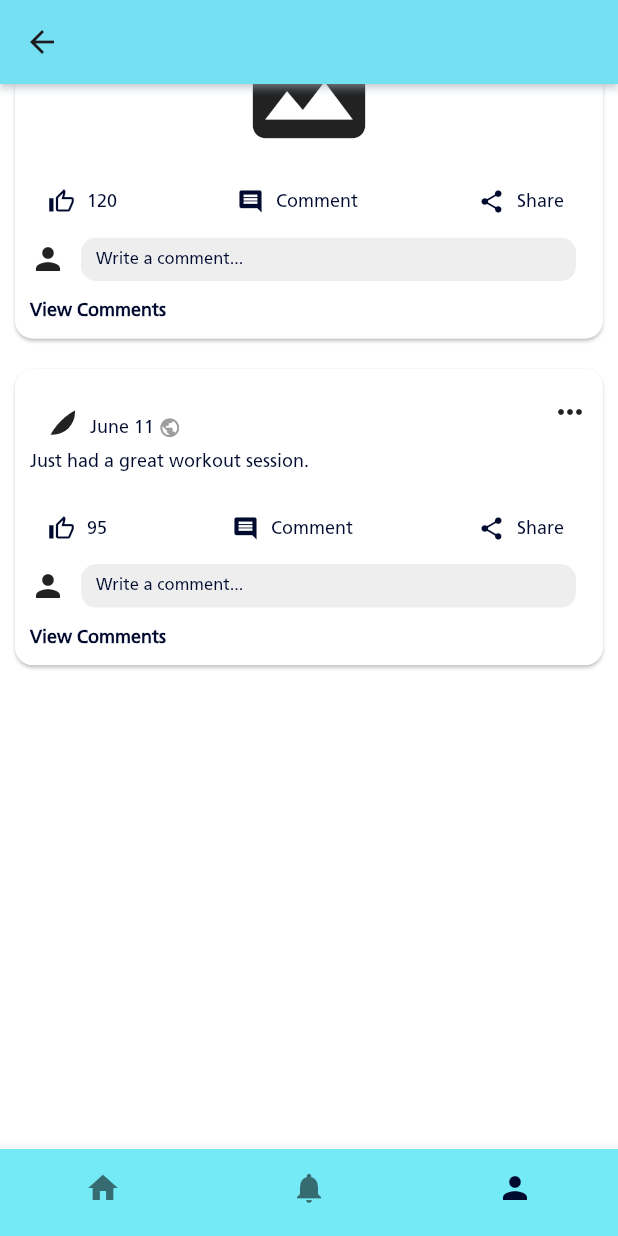
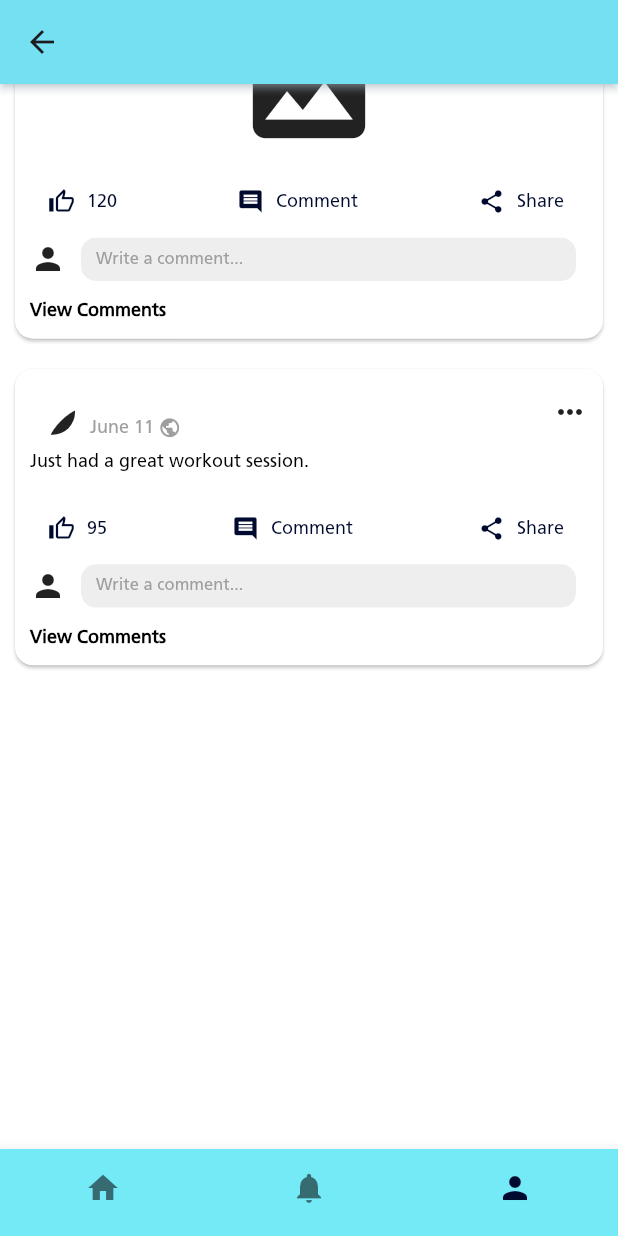
Before and after one commit to Seanador/morales_mobprog, a Flutter app: the HomeScreen screen opened by its route, item 3 of the bottom bar chosen, scrolled down 576 dp, on a phone screen of 412 x 824 dp. Run offline on Flutter 3.47's test engine with Material 3 defaults, Android fonts, the light colour scheme and no system bars; drawn by our look-alikes of cached_network_image; our stand-ins replace carousel_slider, flutter_screenutil; network calls fail.

Commit message:
Laboratory 7 All Enhancements Complete

```diff
--- a/lib/screens/profile_screen.dart
+++ b/lib/screens/profile_screen.dart
@@ -70,7 +70,7 @@ class _ProfileScreenState extends State<ProfileScreen> {
                           backgroundColor: Colors.white,
                           child: CachedNetworkImage(
                             imageUrl:
-                                'https://scontent.fmnl9-3.fna.fbcdn.net/v/t39.30808-6/619113350_1499222955539380_5128686072145000426_n.jpg?stp=cp6_dst-jpg_tt6&_nc_cat=100&ccb=1-7&_nc_sid=6ee11a&_nc_eui2=AeFFUoO5KtbMJ2Wp0DZrS_prHm-eyWo16vseb57JajXq-z8xWKmKAmM1d-JH2Uy7LMAQOISwEAsSj9yw0NQXS1Kv&_nc_ohc=MsokFG1hdoIQ7kNvwEPg6_Z&_nc_oc=AdkdMT8ttrPng9mqr4Sun5QFkvlJgo2g5RbK-483stYr-57rQOx5HXDzAf4pHgddQ3o&_nc_zt=23&_nc_ht=scontent.fmnl9-3.fna&_nc_gid=2nIPmj62pJcCyjS-lSQ69g&oh=00_Afo3NbLniA25eSUFxvivN5GcGrUc8mLxZqgtbe9MMC3SRw&oe=697BE656',
+                                'https://scontent.fmnl9-3.fna.fbcdn.net/v/t39.30808-6/619113350_1499222955539380_5128686072145000426_n.jpg?stp=cp6_dst-jpg_tt6&_nc_cat=100&ccb=1-7&_nc_sid=6ee11a&_nc_ohc=GMlYwNPVqlQQ7kNvwEcgwNG&_nc_oc=AdmR7gOLsCyRtZFFTOtgZlxnKFVh3BCEwn8MKl642WPk_VUZrxUz4btldY5pa7KbL-o&_nc_zt=23&_nc_ht=scontent.fmnl9-3.fna&_nc_gid=iS802-4Z3r_mpz3m7YsCng&oh=00_AfspVZxLQZ7ocEDJckf9OBPu_Bltq_y7ZlItplt0GRiz8g&oe=69840796',
                             imageBuilder: (context, imageProvider) =>
                                 CircleAvatar(
                                   radius: 48,
@@ -222,7 +222,7 @@ class _ProfileScreenState extends State<ProfileScreen> {
           imageUrl:
               'https://www.petplace.com/article/breed/media_15ad72c2fdb39acf09aafa9934912c89bfa08665a.jpeg?width=1200&format=pjpg&optimize=medium',
           profileImageUrl:
-              'https://scontent.fmnl9-3.fna.fbcdn.net/v/t39.30808-6/619113350_1499222955539380_5128686072145000426_n.jpg?stp=cp6_dst-jpg_tt6&_nc_cat=100&ccb=1-7&_nc_sid=6ee11a&_nc_eui2=AeFFUoO5KtbMJ2Wp0DZrS_prHm-eyWo16vseb57JajXq-z8xWKmKAmM1d-JH2Uy7LMAQOISwEAsSj9yw0NQXS1Kv&_nc_ohc=MsokFG1hdoIQ7kNvwEPg6_Z&_nc_oc=AdkdMT8ttrPng9mqr4Sun5QFkvlJgo2g5RbK-483stYr-57rQOx5HXDzAf4pHgddQ3o&_nc_zt=23&_nc_ht=scontent.fmnl9-3.fna&_nc_gid=2nIPmj62pJcCyjS-lSQ69g&oh=00_Afo3NbLniA25eSUFxvivN5GcGrUc8mLxZqgtbe9MMC3SRw&oe=697BE656',
+              'https://scontent.fmnl9-3.fna.fbcdn.net/v/t39.30808-6/619113350_1499222955539380_5128686072145000426_n.jpg?stp=cp6_dst-jpg_tt6&_nc_cat=100&ccb=1-7&_nc_sid=6ee11a&_nc_ohc=GMlYwNPVqlQQ7kNvwEcgwNG&_nc_oc=AdmR7gOLsCyRtZFFTOtgZlxnKFVh3BCEwn8MKl642WPk_VUZrxUz4btldY5pa7KbL-o&_nc_zt=23&_nc_ht=scontent.fmnl9-3.fna&_nc_gid=iS802-4Z3r_mpz3m7YsCng&oh=00_AfspVZxLQZ7ocEDJckf9OBPu_Bltq_y7ZlItplt0GRiz8g&oe=69840796',
         ),
         PostCard(
           userName: username,
@@ -230,7 +230,7 @@ class _ProfileScreenState extends State<ProfileScreen> {
           numOfLikes: 95,
           date: 'June 11',
           profileImageUrl:
-              'https://scontent.fmnl9-3.fna.fbcdn.net/v/t39.30808-6/619113350_1499222955539380_5128686072145000426_n.jpg?stp=cp6_dst-jpg_tt6&_nc_cat=100&ccb=1-7&_nc_sid=6ee11a&_nc_eui2=AeFFUoO5KtbMJ2Wp0DZrS_prHm-eyWo16vseb57JajXq-z8xWKmKAmM1d-JH2Uy7LMAQOISwEAsSj9yw0NQXS1Kv&_nc_ohc=MsokFG1hdoIQ7kNvwEPg6_Z&_nc_oc=AdkdMT8ttrPng9mqr4Sun5QFkvlJgo2g5RbK-483stYr-57rQOx5HXDzAf4pHgddQ3o&_nc_zt=23&_nc_ht=scontent.fmnl9-3.fna&_nc_gid=2nIPmj62pJcCyjS-lSQ69g&oh=00_Afo3NbLniA25eSUFxvivN5GcGrUc8mLxZqgtbe9MMC3SRw&oe=697BE656',
+              'https://scontent.fmnl9-3.fna.fbcdn.net/v/t39.30808-6/619113350_1499222955539380_5128686072145000426_n.jpg?stp=cp6_dst-jpg_tt6&_nc_cat=100&ccb=1-7&_nc_sid=6ee11a&_nc_ohc=GMlYwNPVqlQQ7kNvwEcgwNG&_nc_oc=AdmR7gOLsCyRtZFFTOtgZlxnKFVh3BCEwn8MKl642WPk_VUZrxUz4btldY5pa7KbL-o&_nc_zt=23&_nc_ht=scontent.fmnl9-3.fna&_nc_gid=iS802-4Z3r_mpz3m7YsCng&oh=00_AfspVZxLQZ7ocEDJckf9OBPu_Bltq_y7ZlItplt0GRiz8g&oe=69840796',
         ),
       ],
     );
@@ -294,17 +294,31 @@ class _ProfileScreenState extends State<ProfileScreen> {
         GestureDetector(
           onTap: () => customShowImageDialog(
             context,
-            imageUrl:
-                'https://akcchocolateshihtzus.com/wp-content/uploads/2021/11/Misto-LR-edits-5318.jpg',
+            imageUrl: 'assets/images/fit_pic.jpg',
+            isNetworkImage: false,
           ),
           child: Container(
             padding: const EdgeInsets.all(8),
             decoration: BoxDecoration(
               color: Colors.teal[200],
               image: DecorationImage(
-                image: NetworkImage(
-                  'https://akcchocolateshihtzus.com/wp-content/uploads/2021/11/Misto-LR-edits-5318.jpg',
-                ),
+                image: AssetImage('assets/images/fit_pic.jpg'),
+              ),
+            ),
+          ),
+        ),
+        GestureDetector(
+          onTap: () => customShowImageDialog(
+            context,
+            imageUrl: 'assets/images/asia_sleeping.jpg',
+            isNetworkImage: false,
+          ),
+          child: Container(
+            padding: const EdgeInsets.all(8),
+            decoration: BoxDecoration(
+              color: Colors.teal[200],
+              image: DecorationImage(
+                image: AssetImage('assets/images/asia_sleeping.jpg'),
               ),
             ),
           ),
--- a/lib/widgets/custom_font.dart
+++ b/lib/widgets/custom_font.dart
@@ -1,5 +1,4 @@
 import 'package:flutter/material.dart';
-import 'package:morales_mobprog/constants.dart';
 
 class CustomFont extends StatelessWidget {
   const CustomFont({
@@ -29,7 +28,7 @@ class CustomFont extends StatelessWidget {
       style: TextStyle(
         fontFamily: fontFamily,
         fontSize: fontSize,
-        color: FB_DARK_PRIMARY,
+        color: color,
         fontWeight: fontWeight,
         letterSpacing: letterSpacing,
         fontStyle: fontStyle,
```
Also changed, not shown: lib/screens/splash_screen.dart (+2 -6 lines), lib/widgets/custom_dialogs.dart (+37 -5 lines).
